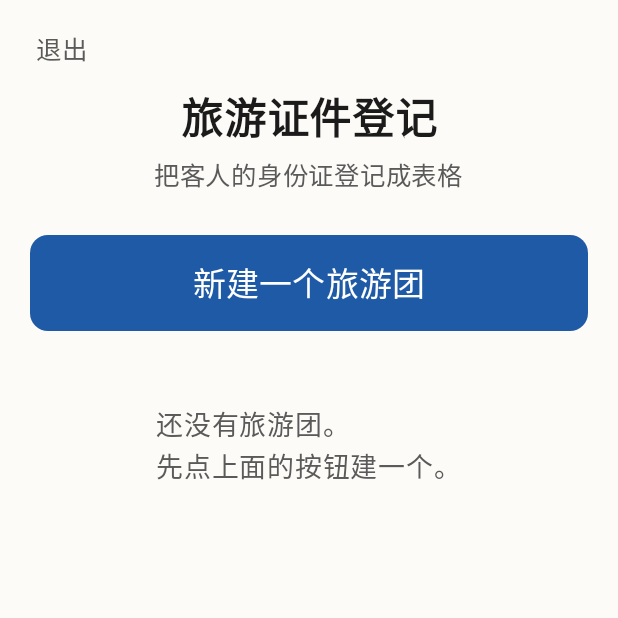
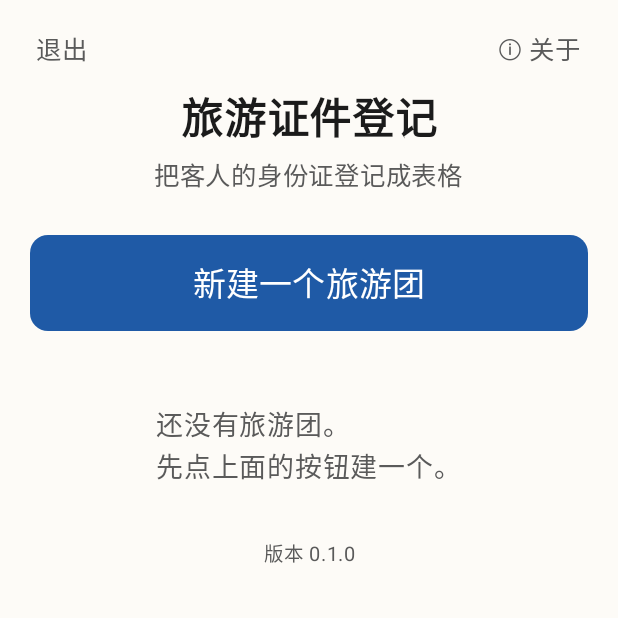
Before and after one commit to kamikazePrPr/tour-tool, an Android app built with Jetpack Compose: the screen it shows after launch (MainActivity), after a tap on "我已知晓，继续使用，之后不再提示", on a phone screen of 412 x 824 dp, the top half of it. Run offline under Robolectric (Android 15) with nearby library versions, the phone set to English and light mode, and no system bars; our stand-ins replace Room's generated code; 1 statement that could not run was skipped.

Commit message:
v0.1.0：首页显示版本号与「关于」入口；新增关于页（更新日志/检查更新/错误日志/隐私声明/开源许可/免责声明）；隐私声明抽成共用文本；加 MIT LICENSE；版本号改 0.1.X

```diff
--- a/app/build.gradle.kts
+++ b/app/build.gradle.kts
@@ -15,8 +15,8 @@ android {
         applicationId = "com.kamikazeprpr.tourtool"
         minSdk = 24
         targetSdk = 35
-        versionCode = 21
-        versionName = "0.0.16"
+        versionCode = 22
+        versionName = "0.1.0"
         resourceConfigurations += listOf("zh", "zh-rCN")
     }
 
--- a/app/src/main/java/com/kamikazeprpr/tourtool/ui/FirstRunScreen.kt
+++ b/app/src/main/java/com/kamikazeprpr/tourtool/ui/FirstRunScreen.kt
@@ -28,6 +28,7 @@ import androidx.compose.ui.Modifier
 import androidx.compose.ui.text.font.FontWeight
 import androidx.compose.ui.unit.dp
 import androidx.compose.ui.unit.sp
+import com.kamikazeprpr.tourtool.ui.about.LegalText
 import com.kamikazeprpr.tourtool.ui.theme.TextMain
 import com.kamikazeprpr.tourtool.ui.theme.TextMuted
 
@@ -60,7 +61,7 @@ fun FirstRunScreen(
                 .padding(horizontal = 22.dp, vertical = 20.dp),
         ) {
             Text(
-                text = "个人信息处理与使用声明",
+                text = LegalText.PRIVACY_TITLE,
                 fontSize = 22.sp,
                 fontWeight = FontWeight.Bold,
                 color = TextMain,
@@ -73,31 +74,8 @@ fun FirstRunScreen(
             )
             Spacer(Modifier.height(18.dp))
 
-            Paragraph(
-                "本应用仅从用户经被采集人同意后拍摄或选取的证件照片中，收集姓名、性别、公民身份号码、" +
-                    "出生日期。处理目的仅限为游客办理出行登记、统一投保旅游意外险及出行时核验身份，不得另作他用。"
-            )
-            Paragraph(
-                "公民身份号码、出生日期依《个人信息保护法》第二十八条按敏感个人信息处理。" +
-                    "个人信息处理者应事先向被采集人告知处理的必要性及对个人权益的影响，并取得其单独同意。"
-            )
-            Paragraph(
-                "个人信息均在本设备本地离线处理，仅存于应用私有目录，不上传任何服务器、不进行云备份，" +
-                    "不作自动化决策或画像。不向任何第三方提供、转让或公开披露；" +
-                    "严禁出售、非法买卖、非法向他人提供个人信息。"
-            )
-            Paragraph(
-                "仅连接 GitHub 相关域名检查、下载应用更新，不经该等连接传输任何个人信息。" +
-                    "本地运行日志不含姓名及完整证件号码，保存 7 日后自动删除。" +
-                    "个人信息的保存期限截至用户主动删除之时；用户可删除单个团或全部数据，删除后不可恢复，" +
-                    "已导出的表格文件不因本机删除而失效。"
-            )
-            Paragraph(
-                "用户及被采集人有权查阅、复制、更正、删除其个人信息及撤回同意，" +
-                    "撤回不影响此前基于同意已进行的处理。" +
-                    "用户不得利用本应用从事违法违规活动，包括但不限于冒用他人身份、伪造变造证件、" +
-                    "未经同意收集他人个人信息、出售或非法提供他人个人信息。"
-            )
+            // 与「关于 → 用户隐私与协议」是同一份文本，改一处两边同步
+            LegalText.PRIVACY_PARAGRAPHS.forEach { Paragraph(it) }
         }
 
         Column(
--- a/app/src/main/java/com/kamikazeprpr/tourtool/ui/HomeScreen.kt
+++ b/app/src/main/java/com/kamikazeprpr/tourtool/ui/HomeScreen.kt
@@ -67,6 +67,12 @@ fun HomeScreen() {
     var openTeamId by rememberSaveable { mutableStateOf<Long?>(null) }
     var showNewDialog by remember { mutableStateOf(false) }
     var editingTeam by remember { mutableStateOf<Team?>(null) }
+    var showAbout by remember { mutableStateOf(false) }
+
+    if (showAbout) {
+        com.kamikazeprpr.tourtool.ui.about.AboutScreen(onBack = { showAbout = false })
+        return
+    }
 
     val currentTeamId = openTeamId
     if (currentTeamId != null) {
@@ -94,6 +100,15 @@ fun HomeScreen() {
                 color = TextMuted,
                 modifier = Modifier
                     .clickable { (ctx as? android.app.Activity)?.finishAffinity() }
+                    .padding(vertical = 8.dp, horizontal = 4.dp),
+            )
+            Spacer(Modifier.weight(1f))
+            Text(
+                text = "ⓘ 关于",
+                fontSize = 17.sp,
+                color = TextMuted,
+                modifier = Modifier
+                    .clickable { showAbout = true }
                     .padding(vertical = 8.dp, horizontal = 4.dp),
             )
         }
@@ -154,6 +169,16 @@ fun HomeScreen() {
                 textAlign = androidx.compose.ui.text.style.TextAlign.Center,
             )
         }
+
+        Spacer(Modifier.height(32.dp))
+        Text(
+            text = "版本 ${com.kamikazeprpr.tourtool.BuildConfig.VERSION_NAME}",
+            fontSize = 13.sp,
+            color = TextMuted,
+            modifier = Modifier.fillMaxWidth(),
+            textAlign = androidx.compose.ui.text.style.TextAlign.Center,
+        )
+        Spacer(Modifier.height(8.dp))
     }
 
     editingTeam?.let { team ->
--- /dev/null
+++ b/app/src/main/java/com/kamikazeprpr/tourtool/ui/about/LegalText.kt
@@ -0,0 +1,127 @@
+package com.kamikazeprpr.tourtool.ui.about
+
+/**
+ * 「关于」页里所有长文本集中在这，改文案不用翻界面代码。
+ *
+ * 隐私声明与首次启动那一屏共用同一份，避免两处说法不一致——
+ * 那种不一致在合规上就是漏洞。
+ */
+object LegalText {
+
+    const val APP_NAME = "旅游证件登记"
+    const val DEVELOPER = "无瑕"
+
+    // ---------- 个人信息处理与使用声明 ----------
+
+    const val PRIVACY_TITLE = "个人信息处理与使用声明"
+
+    val PRIVACY_PARAGRAPHS = listOf(
+        "本应用仅从用户经被采集人同意后拍摄或选取的证件照片中，收集姓名、性别、公民身份号码、" +
+            "出生日期。处理目的仅限为游客办理出行登记、统一投保旅游意外险及出行时核验身份，不得另作他用。",
+        "公民身份号码、出生日期依《个人信息保护法》第二十八条按敏感个人信息处理。" +
+            "个人信息处理者应事先向被采集人告知处理的必要性及对个人权益的影响，并取得其单独同意。",
+        "个人信息均在本设备本地离线处理，仅存于应用私有目录，不上传任何服务器、不进行云备份，" +
+            "不作自动化决策或画像。不向任何第三方提供、转让或公开披露；" +
+            "严禁出售、非法买卖、非法向他人提供个人信息。",
+        "仅连接 GitHub 相关域名检查、下载应用更新，不经该等连接传输任何个人信息。" +
+            "本地运行日志不含姓名及完整证件号码，保存 7 日后自动删除。" +
+            "个人信息的保存期限截至用户主动删除之时；用户可删除单个团或全部数据，删除后不可恢复，" +
+            "已导出的表格文件不因本机删除而失效。",
+        "用户及被采集人有权查阅、复制、更正、删除其个人信息及撤回同意，" +
+            "撤回不影响此前基于同意已进行的处理。" +
+            "用户不得利用本应用从事违法违规活动，包括但不限于冒用他人身份、伪造变造证件、" +
+            "未经同意收集他人个人信息、出售或非法提供他人个人信息。",
+    )
+
+    // ---------- 免责声明 ----------
+
+    const val DISCLAIMER_TITLE = "免责声明"
+
+    val DISCLAIMER_PARAGRAPHS = listOf(
+        "本软件按「现状」（AS IS）及「现有」（AS AVAILABLE）基础提供。在适用法律允许的最大范围内，" +
+            "开发者不就本软件的适用性、准确性、完整性、可靠性、无中断性或无错误作出任何明示或默示的保证，" +
+            "并明确排除对适销性、特定用途适用性及不侵权的默示保证。",
+        "本软件内置的文字识别（OCR）功能输出的识别结果，仅为技术辅助信息，可能存在识别偏差、遗漏或错误，" +
+            "不构成对证件真实性、有效性或持证人身份的任何证明。" +
+            "使用者应对识别结果逐项核验，并以证件原件记载为准。" +
+            "因未履行核验义务而导致的登记错误、出行受阻、保险理赔争议或其他不利后果，由使用者自行承担。",
+        "使用者应确保其收集、存储、使用及对外提供个人信息的行为，已取得被采集人充分、有效且明示的同意，" +
+            "并符合其所在地法律法规及行业规范的要求。" +
+            "使用者违反前述义务所引起的一切法律责任与损害后果，由使用者独立承担，" +
+            "开发者不承担任何连带责任、补充责任或替代责任。",
+        "在适用法律允许的最大范围内，开发者不对因使用或无法使用本软件而导致的任何直接、间接、附带、特殊、" +
+            "惩罚性或后果性损害承担责任，包括但不限于利润损失、商誉损失、数据丢失、业务中断或其他经济损失，" +
+            "即使开发者已被告知该等损害发生的可能性。",
+        "本软件通过公开渠道分发。开发者不保证任何第三方下载来源的可信性与完整性，" +
+            "使用者应自行验证安装包的数字签名与校验值。" +
+            "因使用非官方渠道获取的安装包所导致的一切后果，开发者不承担责任。",
+        "本声明的订立、效力、解释、履行及争议解决，均适用中华人民共和国法律（为本声明之目的，" +
+            "不包括香港特别行政区、澳门特别行政区及台湾地区法律）。" +
+            "因本声明引起的或与之相关的任何争议，双方应首先友好协商解决；" +
+            "协商不成的，任何一方均可向开发者住所地有管辖权的人民法院提起诉讼。",
+        "开发者保留随时修订本声明的权利。修订后的声明自本软件相应新版本发布之日起生效，" +
+            "使用者继续使用即视为接受修订后的声明。",
+    )
+
+    // ---------- 开源许可 ----------
+
+    const val LICENSE_TITLE = "开源许可"
+
+    const val MIT_TITLE = "MIT License"
+
+    val MIT_TEXT = """
+        Copyright (c) 2026 无瑕
+
+        Permission is hereby granted, free of charge, to any person obtaining a copy
+        of this software and associated documentation files (the "Software"), to deal
+        in the Software without restriction, including without limitation the rights
+        to use, copy, modify, merge, publish, distribute, sublicense, and/or sell
+        copies of the Software, and to permit persons to whom the Software is
+        furnished to do so, subject to the following conditions:
+
+        The above copyright notice and this permission notice shall be included in all
+        copies or substantial portions of the Software.
+
+        THE SOFTWARE IS PROVIDED "AS IS", WITHOUT WARRANTY OF ANY KIND, EXPRESS OR
+        IMPLIED, INCLUDING BUT NOT LIMITED TO THE WARRANTIES OF MERCHANTABILITY,
+        FITNESS FOR A PARTICULAR PURPOSE AND NONINFRINGEMENT. IN NO EVENT SHALL THE
+        AUTHORS OR COPYRIGHT HOLDERS BE LIABLE FOR ANY CLAIM, DAMAGES OR OTHER
+        LIABILITY, WHETHER IN AN ACTION OF CONTRACT, TORT OR OTHERWISE, ARISING FROM,
+        OUT OF OR IN CONNECTION WITH THE SOFTWARE OR THE USE OR OTHER DEALINGS IN THE
+        SOFTWARE.
+    """.trimIndent()
+
+    /** 第三方组件：名称 / 许可 / 用途 */
+    val THIRD_PARTY = listOf(
+        Triple("AndroidX / Jetpack Compose", "Apache License 2.0", "界面框架"),
+        Triple("AndroidX Room", "Apache License 2.0", "本地数据库"),
+        Triple("ML Kit Text Recognition (Chinese)", "Apache License 2.0", "离线文字识别"),
+        Triple("Kotlin & Coroutines", "Apache License 2.0", "编程语言与并发"),
+        Triple("AndroidX Activity / Lifecycle", "Apache License 2.0", "页面与生命周期"),
+    )
+
+    // ---------- 更新日志 ----------
+
+    const val CHANGELOG_TITLE = "更新日志"
+
+    data class Release(val version: String, val date: String, val notes: List<String>)
+
+    val CHANGELOG = listOf(
+        Release(
+            version = "0.1.0",
+            date = "2026-11-20",
+            notes = listOf(
+                "第一个可用版本",
+                "从相册批量选身份证照片，本机离线识别姓名、性别、号码、出生日期",
+                "三通道识别 + 校验码、日期码、地区码、性别生日交叉四道校验",
+                "每个人可补填手机号，11 位校验，号码显示在名单上",
+                "长按成员打标签，每种标签独立底色，可现场新建",
+                "长按团条目改名、加起止日期、写备注、删除整团",
+                "导出 Excel / 纯文本：列可选可排序、实时预览、保存到下载文件夹或直发微信",
+                "本机脱敏日志，姓名与完整号码不落盘，7 天自动清理",
+                "从 GitHub 检查更新，下载后过 sha256、包名、签名三道校验",
+                "首次启动的个人信息处理声明",
+            ),
+        ),
+    )
+}
--- a/app/src/main/java/com/kamikazeprpr/tourtool/update/UpdateChecker.kt
+++ b/app/src/main/java/com/kamikazeprpr/tourtool/update/UpdateChecker.kt
@@ -55,11 +55,14 @@ object UpdateChecker {
      * 冷启动后调一次。超时短、失败静默，绝不因为网络问题卡住启动。
      * 6 小时内查过就直接算「已是最新」——首页每次重建组合都会调这里，
      * 不拦一下的话每进一次首页就发一次请求，白耗流量和电。
+     *
+     * @param force 「关于」页里手点的那次，跳过缓存直接问服务器
      */
-    suspend fun check(ctx: android.content.Context): CheckResult = withContext(Dispatchers.IO) {
+    suspend fun check(ctx: android.content.Context, force: Boolean = false): CheckResult =
+        withContext(Dispatchers.IO) {
             val now = System.currentTimeMillis()
             val last = com.kamikazeprpr.tourtool.data.AppPrefs.lastUpdateCheckAt(ctx)
-        if (now - last in 0 until CACHE_MS) {
+            if (!force && now - last in 0 until CACHE_MS) {
                 AppLog.d("UPDATE", "6 小时内查过了，跳过")
                 return@withContext CheckResult.UpToDate
             }
```
Also changed, not shown: app/src/main/java/com/kamikazeprpr/tourtool/ui/about/AboutScreen.kt (added, +339 -0 lines), 2 other files. Lines whose indentation alone changed are shown as unchanged.
